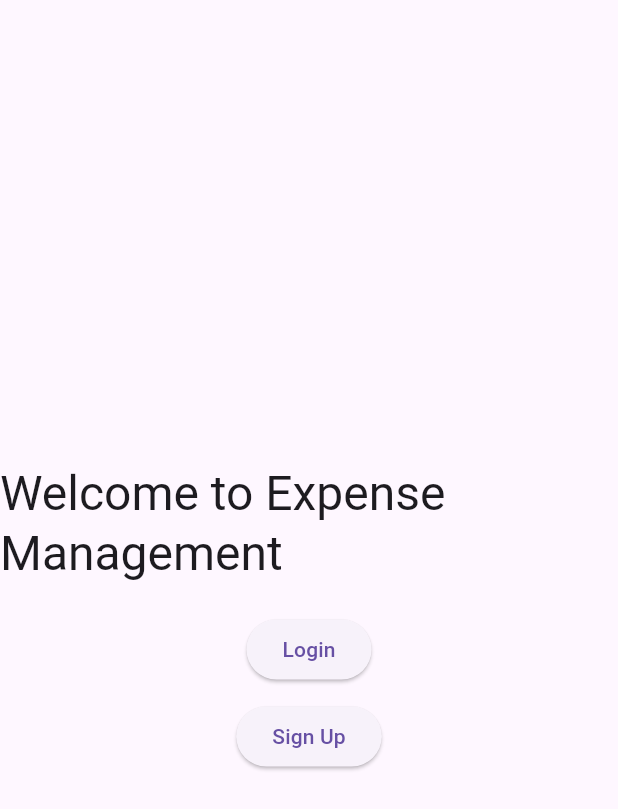
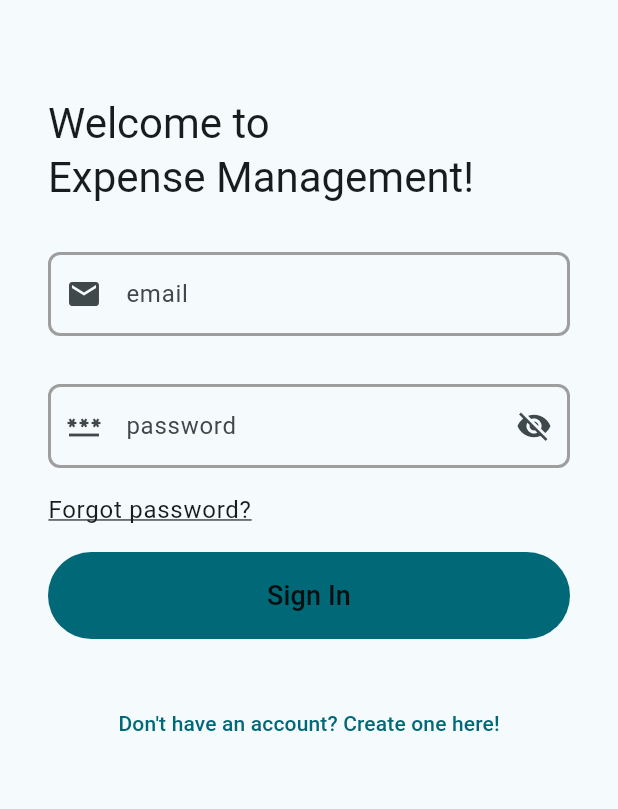
Before and after one commit to ioncelciuc/expense_management, a Flutter app: the screen it shows after launch, on a phone screen of 412 x 824 dp. Shown: the top 809 px of the screen. Run offline on Flutter 3.47's test engine with Material 3 defaults, Android fonts, the phone set to English and light mode, and no system bars; our stand-ins replace firebase_auth, firebase_core, flutter_bloc, flutter_dotenv, image_picker, shared_preferences; missing offline and left inert: google_mlkit_text_recognition; accounts and stored records are empty.

Commit message:
add: auth

```diff
--- a/lib/cubits/auth/auth_cubit.dart
+++ b/lib/cubits/auth/auth_cubit.dart
@@ -1,6 +1,73 @@
 import 'package:expense_management/cubits/auth/auth_state.dart';
+import 'package:expense_management/models/response.dart';
+import 'package:firebase_auth/firebase_auth.dart';
 import 'package:flutter_bloc/flutter_bloc.dart';
 
 class AuthCubit extends Cubit<AuthState> {
-  AuthCubit() : super(AuthInitial());
+  AuthCubit() : super(AuthInitial()) {
+    checkIfUserIsSignedIn();
+  }
+
+  checkIfUserIsSignedIn() {
+    if (FirebaseAuth.instance.currentUser == null) {
+      emit(AuthShowSignInScreen());
+    } else {
+      emit(AuthShowHomeScreen());
+    }
+  }
+
+  showSignUpScreen() {
+    emit(AuthShowSignUpScreen());
+  }
+
+  showSignInScreen() {
+    emit(AuthShowSignInScreen());
+  }
+
+  signUp(String email, String password) async {
+    try {
+      emit(AuthLoading());
+      await FirebaseAuth.instance.createUserWithEmailAndPassword(
+        email: email,
+        password: password,
+      );
+      if (FirebaseAuth.instance.currentUser != null) {
+        emit(AuthShowHomeScreen());
+        return;
+      }
+      emit(AuthShowSignUpScreenError(Response(success: false, message: 'Unknown error occured')));
+    } on FirebaseAuthException catch (e) {
+      emit(AuthShowSignUpScreenError(Response(success: false, message: e.message)));
+    } catch (e) {
+      emit(AuthShowSignUpScreenError(Response(success: false, message: e.toString())));
+    }
+  }
+
+  signIn(String email, String password) async {
+    try {
+      emit(AuthLoading());
+      await FirebaseAuth.instance.signInWithEmailAndPassword(email: email, password: password);
+      emit(AuthShowHomeScreen());
+    } on FirebaseAuthException catch (e) {
+      print('CAUGHT A FIREBASE LOGIN ERROR!');
+      emit(AuthShowSignInScreenError(Response(success: false, message: e.message)));
+    } catch (e) {
+      print('CAUGHT A GENERAL LOGIN ERROR!');
+      emit(AuthShowSignInScreenError(Response(success: false, message: e.toString())));
+      print(e);
+    }
+  }
+
+  signOut() async {
+    try {
+      emit(AuthLoading());
+      await FirebaseAuth.instance.signOut();
+      if (FirebaseAuth.instance.currentUser == null) {
+        emit(AuthShowSignInScreen());
+        return;
+      }
+    } catch (e) {
+      //
+    }
+  }
 }
--- a/lib/cubits/auth/auth_state.dart
+++ b/lib/cubits/auth/auth_state.dart
@@ -1,9 +1,25 @@
+import 'package:expense_management/models/response.dart';
+
 sealed class AuthState {}
 
 final class AuthInitial extends AuthState {}
 
 final class AuthLoading extends AuthState {}
 
-final class AuthCompleted extends AuthState {}
+final class AuthShowSignInScreen extends AuthState {}
 
-final class AuthFailed extends AuthState {}
+final class AuthShowSignInScreenError extends AuthState {
+  final Response response;
+
+  AuthShowSignInScreenError(this.response);
+}
+
+final class AuthShowSignUpScreen extends AuthState {}
+
+final class AuthShowSignUpScreenError extends AuthState {
+  final Response response;
+
+  AuthShowSignUpScreenError(this.response);
+}
+
+final class AuthShowHomeScreen extends AuthState {}
--- /dev/null
+++ b/lib/models/response.dart
@@ -0,0 +1,11 @@
+class Response {
+  final bool success;
+  final String? message;
+  final Object? obj;
+
+  Response({
+    required this.success,
+    this.message,
+    this.obj,
+  });
+}
--- a/lib/my_app.dart
+++ b/lib/my_app.dart
@@ -41,6 +41,7 @@ class MyAppState extends State<MyApp> {
         debugShowCheckedModeBanner: false,
         theme: ThemeData(
           useMaterial3: true,
+          colorScheme: ColorScheme.fromSeed(seedColor: Colors.cyan),
         ),
         supportedLocales: L10n.all,
         localizationsDelegates: const [
--- a/lib/screens/auth/auth_screen.dart
+++ b/lib/screens/auth/auth_screen.dart
@@ -1,11 +1,58 @@
-import 'package:expense_management/screens/auth/auth_ui.dart';
-import 'package:flutter/widgets.dart';
+import 'package:expense_management/cubits/auth/auth_cubit.dart';
+import 'package:expense_management/cubits/auth/auth_state.dart';
+import 'package:expense_management/screens/auth/sign_in_ui.dart';
+import 'package:expense_management/screens/auth/sign_up_ui.dart';
+import 'package:expense_management/screens/home_screen.dart';
+import 'package:expense_management/widgets/snackbar_handler.dart';
+import 'package:flutter/material.dart';
+import 'package:flutter_bloc/flutter_bloc.dart';
 
 class AuthScreen extends StatelessWidget {
   const AuthScreen({super.key});
 
   @override
   Widget build(BuildContext context) {
-    return const AuthUi();
+    return BlocConsumer<AuthCubit, AuthState>(
+      listener: (context, state) {
+        if (state is AuthShowSignInScreenError) {
+          print('SIGN IN ERROR');
+          SnackbarHandler(
+            message: state.response.message ?? 'An error was encountered',
+            context: context,
+            isError: true,
+          );
+        }
+        if (state is AuthShowSignUpScreenError) {
+          SnackbarHandler(
+            message: state.response.message ?? 'An error was encountered',
+            context: context,
+            isError: true,
+          );
+        }
+      },
+      builder: (context, state) {
+        if (state is AuthInitial) {
+          return const Scaffold(
+            body: Center(
+              child: CircularProgressIndicator(),
+            ),
+          );
+        }
+        if (state is AuthLoading) {
+          return const Scaffold(
+            body: Center(
+              child: CircularProgressIndicator(),
+            ),
+          );
+        }
+        if (state is AuthShowSignInScreen || state is AuthShowSignInScreenError) {
+          return const SignInUi();
+        }
+        if (state is AuthShowSignUpScreen || state is AuthShowSignUpScreenError) {
+          return const SignUpUi();
+        }
+        return const HomeScreen();
+      },
+    );
   }
 }
--- a/lib/screens/auth/auth_ui.dart
+++ /dev/null
@@ -1,36 +0,0 @@
-import 'package:flutter/material.dart';
-
-class AuthUi extends StatelessWidget {
-  const AuthUi({super.key});
-
-  @override
-  Widget build(BuildContext context) {
-    return Scaffold(
-      body: Center(
-        child: Column(
-          mainAxisAlignment: MainAxisAlignment.center,
-          children: [
-            Text(
-              'Welcome to Expense Management',
-              style: Theme.of(context).textTheme.headlineLarge,
-            ),
-            SizedBox(height: 20),
-            ElevatedButton(
-              onPressed: () {
-                // Navigate to login screen
-              },
-              child: Text('Login'),
-            ),
-            SizedBox(height: 10),
-            ElevatedButton(
-              onPressed: () {
-                // Navigate to signup screen
-              },
-              child: Text('Sign Up'),
-            ),
-          ],
-        ),
-      ),
-    );
-  }
-}
--- /dev/null
+++ b/lib/screens/auth/sign_in_ui.dart
@@ -0,0 +1,89 @@
+import 'package:expense_management/cubits/auth/auth_cubit.dart';
+import 'package:expense_management/widgets/custom_button.dart';
+import 'package:expense_management/widgets/custom_text_field.dart';
+import 'package:flutter/gestures.dart';
+import 'package:flutter/material.dart';
+import 'package:flutter_bloc/flutter_bloc.dart';
+
+class SignInUi extends StatefulWidget {
+  const SignInUi({super.key});
+
+  @override
+  State<SignInUi> createState() => _SignInUiState();
+}
+
+class _SignInUiState extends State<SignInUi> {
+  bool obscureText = true;
+  TextEditingController userController = TextEditingController();
+  TextEditingController passwordController = TextEditingController();
+
+  @override
+  Widget build(BuildContext context) {
+    return Scaffold(
+      body: ListView(
+        padding: const EdgeInsets.all(32),
+        children: [
+          const SizedBox(height: 32),
+          Text(
+            'Welcome to\nExpense Management!',
+            style: Theme.of(context).textTheme.headlineMedium,
+          ),
+          const SizedBox(height: 32),
+          CustomTextField(
+            textEditingController: userController,
+            hintText: 'email',
+            prefixIcon: const Icon(Icons.mail),
+          ),
+          const SizedBox(height: 32),
+          CustomTextField(
+            textEditingController: passwordController,
+            hintText: 'password',
+            prefixIcon: const Icon(Icons.password),
+            obscureText: obscureText,
+            suffixIcon: IconButton(
+              onPressed: () {
+                setState(() {
+                  obscureText = !obscureText;
+                });
+              },
+              icon: Icon(
+                obscureText ? Icons.visibility_off : Icons.visibility,
+              ),
+            ),
+          ),
+          const SizedBox(height: 16),
+          Row(
+            children: [
+              InkWell(
+                onTap: () {
+                  //
+                },
+                child: Text(
+                  'Forgot password?',
+                  style: Theme.of(context).textTheme.bodyLarge!.copyWith(decoration: TextDecoration.underline),
+                ),
+              ),
+            ],
+          ),
+          const SizedBox(height: 16),
+          CustomButton(
+            title: 'Sign In',
+            onPressed: () {
+              BlocProvider.of<AuthCubit>(context).signIn(
+                userController.text,
+                passwordController.text,
+              );
+            },
+          ),
+          const SizedBox(height: 32),
+          TextButton(
+            onPressed: () {
+              BlocProvider.of<AuthCubit>(context).showSignUpScreen();
+            },
+            child: Text('Don\'t have an account? Create one here!'),
+          ),
+        ],
+      ),
+    );
+  }
+}
--- /dev/null
+++ b/lib/widgets/custom_button.dart
@@ -0,0 +1,44 @@
+import 'package:flutter/material.dart';
+
+class CustomButton extends StatelessWidget {
+  final VoidCallback onPressed;
+  final String title;
+  final double? textPadding;
+  final double? elevation;
+
+  const CustomButton({
+    super.key,
+    required this.title,
+    required this.onPressed,
+    this.textPadding,
+    this.elevation,
+  });
+
+  @override
+  Widget build(BuildContext context) {
+    return Row(
+      children: [
+        Expanded(
+          child: MaterialButton(
+            onPressed: onPressed,
+            padding: const EdgeInsets.symmetric(
+              vertical: 16,
+              horizontal: 16,
+            ),
+            elevation: elevation ?? 0,
+            color: Theme.of(context).primaryColor,
+            shape: RoundedRectangleBorder(
+              borderRadius: BorderRadius.circular(30),
+            ),
+            child: Text(
+              title,
+              style: const TextStyle(
+                fontSize: 18,
+              ),
+            ),
+          ),
+        ),
+      ],
+    );
+  }
+}
--- /dev/null
+++ b/lib/widgets/custom_text_field.dart
@@ -0,0 +1,59 @@
+import 'package:flutter/material.dart';
+
+class CustomTextField extends StatefulWidget {
+  final TextEditingController textEditingController;
+  final String hintText;
+  final double width;
+  final bool obscureText;
+  final Widget? suffixIcon;
+  final Widget? prefixIcon;
+
+  const CustomTextField({
+    super.key,
+    required this.textEditingController,
+    required this.hintText,
+    this.width = 2.0,
+    this.obscureText = false,
+    this.suffixIcon,
+    this.prefixIcon,
+  });
+
+  @override
+  State<CustomTextField> createState() => _CustomTextFieldState();
+}
+
+class _CustomTextFieldState extends State<CustomTextField> {
+  @override
+  Widget build(BuildContext context) {
+    return TextField(
+      controller: widget.textEditingController,
+      decoration: InputDecoration(
+        border: OutlineInputBorder(
+          borderRadius: BorderRadius.circular(8.0),
+          borderSide: BorderSide(
+            color: Colors.grey,
+            width: widget.width,
+          ),
+        ),
+        enabledBorder: OutlineInputBorder(
+          borderRadius: BorderRadius.circular(8.0),
+          borderSide: BorderSide(
+            color: Colors.grey,
+            width: widget.width,
+          ),
+        ),
+        focusedBorder: OutlineInputBorder(
+          borderRadius: BorderRadius.circular(8.0),
+          borderSide: BorderSide(
+            color: Theme.of(context).primaryColor,
+            width: widget.width,
+          ),
+        ),
+        prefixIcon: widget.prefixIcon,
+        suffixIcon: widget.suffixIcon,
+        hintText: widget.hintText,
+      ),
+      obscureText: widget.obscureText,
+    );
+  }
+}
--- /dev/null
+++ b/lib/widgets/snackbar_handler.dart
@@ -0,0 +1,42 @@
+import 'package:flutter/material.dart';
+
+class SnackbarHandler {
+  final String message;
+  final BuildContext context;
+  final int durationSeconds;
+  final bool isError;
+
+  SnackbarHandler({
+    required this.message,
+    required this.context,
+    required this.isError,
+    this.durationSeconds = 4,
+  }) {
+    ScaffoldMessenger.of(context).showSnackBar(
+      SnackBar(
+        duration: Duration(seconds: durationSeconds),
+        behavior: SnackBarBehavior.floating,
+        margin: const EdgeInsets.symmetric(vertical: 16, horizontal: 16),
+        backgroundColor: isError ? Colors.red : Colors.green,
+        content: Row(
+          children: [
+            Icon(
+              isError ? Icons.error : Icons.check,
+              color: Colors.white,
+            ),
+            const SizedBox(width: 16),
+            Flexible(
+              child: Text(
+                message,
+                style: const TextStyle(
+                  fontWeight: FontWeight.bold,
+                  color: Colors.white,
+                ),
+              ),
+            )
+          ],
+        ),
+      ),
+    );
+  }
+}
--- a/pubspec.yaml
+++ b/pubspec.yaml
@@ -33,8 +33,8 @@ dependencies:
 
   flutter_bloc: ^9.1.1
 
-  firebase_core: ^2.25.5
-  firebase_auth: ^4.16.0
+  firebase_core: ^3.13.1
+  firebase_auth: ^5.5.4
 
   image_picker: ^1.0.7
   google_mlkit_text_recognition: ^0.11.0
```
Also changed, not shown: lib/screens/auth/sign_up_ui.dart (added, +138 -0 lines), lib/screens/home_screen.dart (added, +26 -0 lines), 1 other file.
